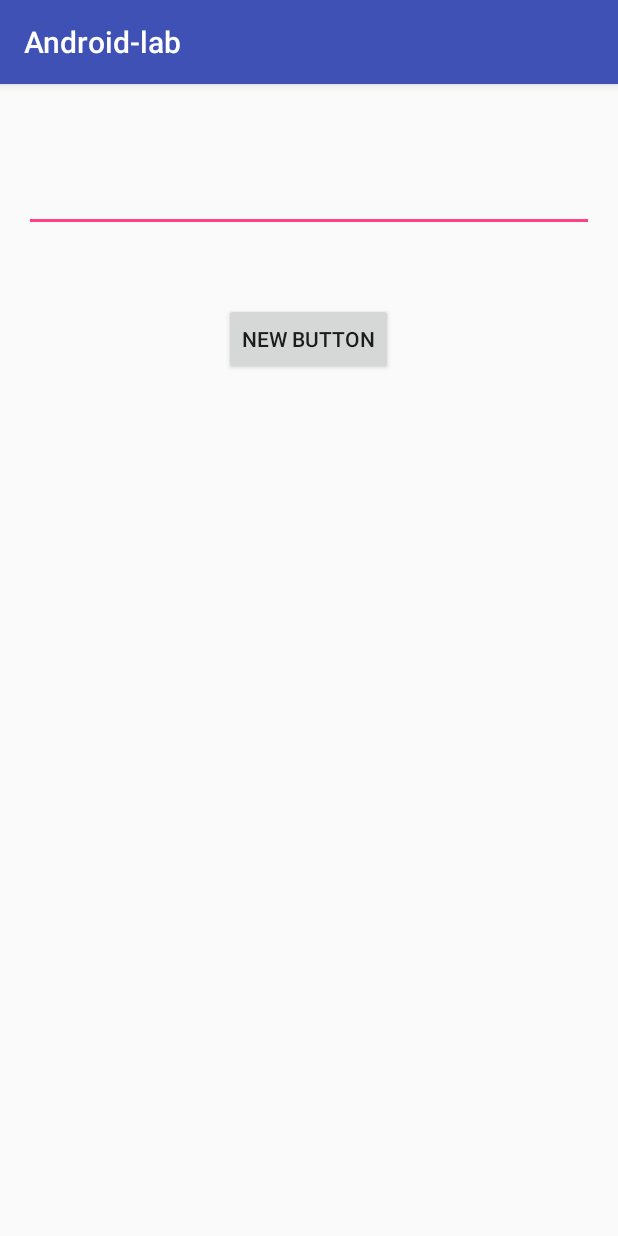
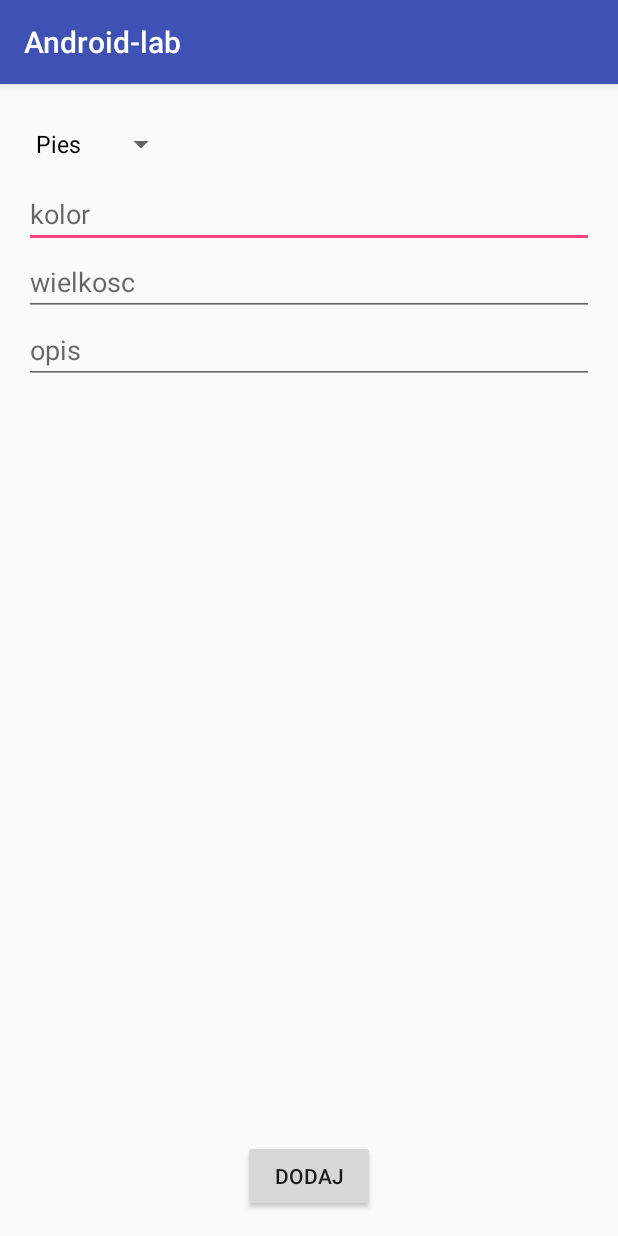
Before and after one commit to sowap/Android-lab, an Android app: the DodajWpis screen opened directly, with no data from a screen before it, on a phone screen of 412 x 824 dp. Run offline under Robolectric (Android 15) with nearby library versions, the phone set to English and light mode, and no system bars.

Commit message:
Dodawanie wpisów

```diff
--- a/app/src/main/java/com/example/aiko/android_lab/DodajWpis.java
+++ b/app/src/main/java/com/example/aiko/android_lab/DodajWpis.java
@@ -4,7 +4,9 @@ import android.content.Intent;
 import android.support.v7.app.AppCompatActivity;
 import android.os.Bundle;
 import android.view.View;
+import android.widget.ArrayAdapter;
 import android.widget.EditText;
+import android.widget.Spinner;
 
 public class DodajWpis extends AppCompatActivity {
 
@@ -12,13 +14,24 @@ public class DodajWpis extends AppCompatActivity {
     protected void onCreate(Bundle savedInstanceState) {
         super.onCreate(savedInstanceState);
         setContentView(R.layout.activity_dodaj_wpis);
+
+        ArrayAdapter gatunki = new ArrayAdapter(this, android.R.layout.simple_spinner_dropdown_item,
+                new String[] {"Pies", "Kot", "Rybki"});
+        Spinner gatunek = (Spinner) findViewById(R.id.gatunek);
+        gatunek.setAdapter(gatunki);
+
     }
 
     public void wyslij (View view) {
-        EditText kontrolka = (EditText)findViewById(R.id.editText);
-        String pole = kontrolka.getText().toString();
+        EditText kolor = (EditText) findViewById(R.id.kolor);
+        EditText wielkosc = (EditText) findViewById(R.id.wielkosc);
+        EditText opis = (EditText) findViewById(R.id.opis);
+        Spinner gatunek = (Spinner)findViewById(R.id.gatunek);
+
+        Animal zwierze = new Animal(gatunek.getSelectedItem().toString(), kolor.getText().toString(),
+                Float.valueOf(wielkosc.getText().toString()), opis.getText().toString());
         Intent intencja = new Intent();
-        intencja.putExtra("wpis", pole);
+        intencja.putExtra("nowy", zwierze);
         setResult(RESULT_OK, intencja);
         finish();
     }
--- a/app/src/main/java/com/example/aiko/android_lab/MainActivity.java
+++ b/app/src/main/java/com/example/aiko/android_lab/MainActivity.java
@@ -20,6 +20,8 @@ public class MainActivity extends AppCompatActivity {
     private ArrayList<String> target;
     private SimpleCursorAdapter adapter;
 
+    MySQLite db = new MySQLite(this);
+
     @Override
     protected void onCreate(Bundle savedInstanceState) {
         super.onCreate(savedInstanceState);
@@ -31,8 +33,6 @@ public class MainActivity extends AppCompatActivity {
 
         this.target = new ArrayList<String>();
         this.target.addAll(Arrays.asList(values));
-
-        MySQLite db = new MySQLite(this);
 
 //        this.adapter = new ArrayAdapter(this, android.R.layout.simple_list_item_1, this.target);
         this.adapter = new SimpleCursorAdapter(
@@ -59,8 +59,9 @@ public class MainActivity extends AppCompatActivity {
     protected void onActivityResult (int requestCode, int resultCode, Intent data) {
         if (requestCode == 1 &&resultCode==RESULT_OK) {
             Bundle extras = data.getExtras();
-            String nowy = (String)extras.get("wpis");
-            target.add(nowy);
+            Animal nowy = (Animal)extras.getSerializable("nowy");
+            this.db.dodaj(nowy);
+            adapter.changeCursor(db.lista());
             adapter.notifyDataSetChanged();
         }
     }
--- a/app/src/main/res/layout/activity_dodaj_wpis.xml
+++ b/app/src/main/res/layout/activity_dodaj_wpis.xml
@@ -9,20 +9,47 @@
     android:paddingTop="@dimen/activity_vertical_margin"
     tools:context="com.example.aiko.android_lab.DodajWpis">
 
+    <Spinner
+        android:layout_width="wrap_content"
+        android:layout_height="wrap_content"
+        android:id="@+id/gatunek"
+        android:layout_alignParentTop="true"
+        android:layout_alignParentStart="true" />
+
     <EditText
         android:layout_width="fill_parent"
         android:layout_height="wrap_content"
-        android:id="@+id/editText"
-        android:layout_alignParentTop="true"
-        android:layout_marginTop="37dp"
-        android:inputType="text" />
+        android:id="@+id/kolor"
+        android:inputType="text"
+        android:hint="@string/kolor"
+        android:layout_below="@+id/gatunek"
+        android:layout_alignParentStart="true" />
+
+    <EditText
+        android:layout_width="fill_parent"
+        android:layout_height="wrap_content"
+        android:id="@+id/wielkosc"
+        android:hint="@string/wielkosc"
+        android:inputType="number"
+        android:layout_below="@+id/kolor"
+        android:layout_alignParentStart="true" />
+
+    <EditText
+        android:layout_width="fill_parent"
+        android:layout_height="wrap_content"
+        android:id="@+id/opis"
+        android:inputType="text"
+        android:hint="@string/opis"
+        android:layout_below="@+id/wielkosc"
+        android:layout_alignParentStart="true" />
 
     <Button
         android:layout_width="wrap_content"
         android:layout_height="wrap_content"
-        android:text="New Button"
+        android:text="@string/dodaj"
         android:id="@+id/button"
-        android:layout_below="@+id/editText"
+        android:layout_alignParentBottom="true"
         android:layout_centerHorizontal="true"
-        android:layout_marginTop="47dp" />
+        android:clickable="false"
+        android:onClick="wyslij" />
 </RelativeLayout>
--- a/app/src/main/res/values/strings.xml
+++ b/app/src/main/res/values/strings.xml
@@ -1,3 +1,8 @@
 <resources>
     <string name="app_name">Android-lab</string>
+    <string name="gatunek">gatunek</string>
+    <string name="kolor">kolor</string>
+    <string name="wielkosc">wielkosc</string>
+    <string name="opis">opis</string>
+    <string name="dodaj">Dodaj</string>
 </resources>
```
